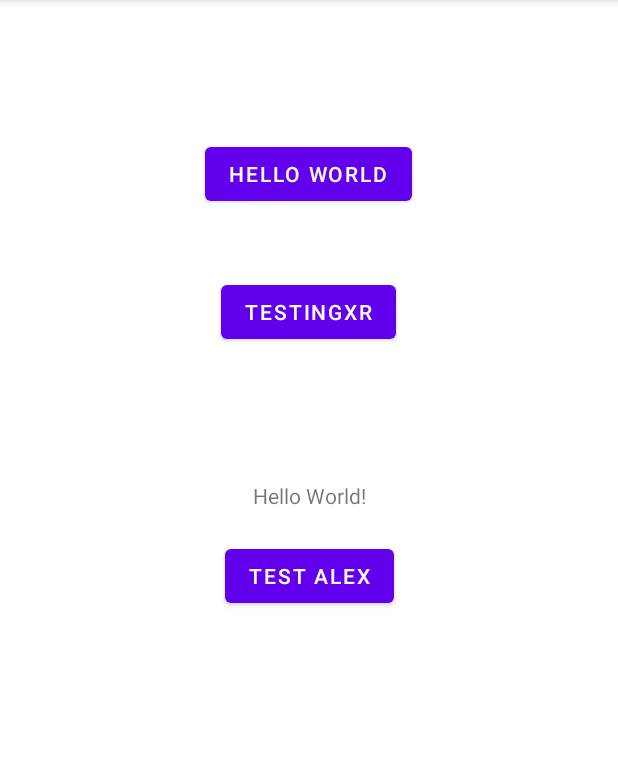
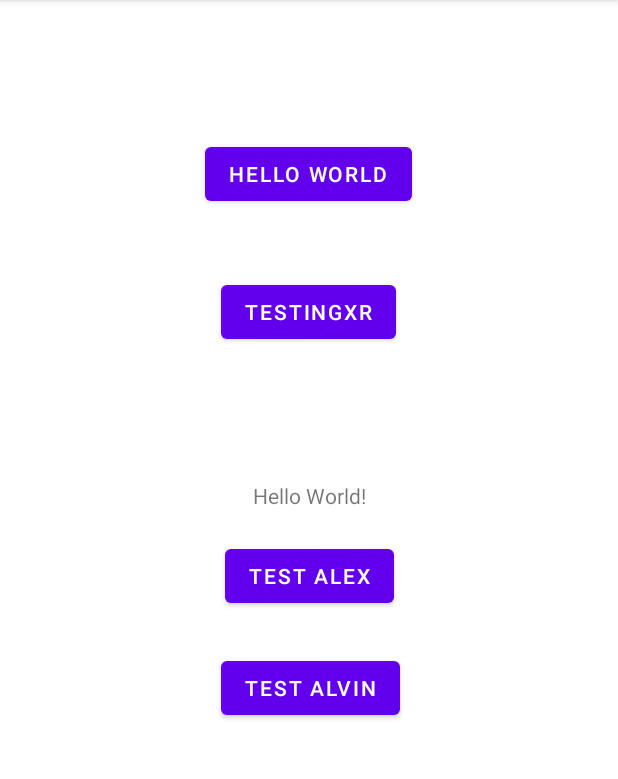
Before and after one commit to singggggg/MobileAssignment, an Android app: the screen it shows after launch (MainActivity), on a phone screen of 412 x 824 dp, the part 84-863 px from its top. Run offline under Robolectric (Android 15) with nearby library versions, the phone set to English and light mode, and no system bars.

Commit message:
Test alvin commit

```diff
--- a/app/src/main/res/layout/activity_main.xml
+++ b/app/src/main/res/layout/activity_main.xml
@@ -42,6 +42,18 @@
         android:id="@+id/button2"
         android:layout_width="wrap_content"
         android:layout_height="wrap_content"
+        android:text="Test Alvin"
+        app:layout_constraintBottom_toBottomOf="parent"
+        app:layout_constraintEnd_toEndOf="parent"
+        app:layout_constraintHorizontal_bias="0.503"
+        app:layout_constraintStart_toStartOf="parent"
+        app:layout_constraintTop_toTopOf="parent"
+        app:layout_constraintVertical_bias="0.604" />
+
+    <Button
+        android:id="@+id/button3"
+        android:layout_width="wrap_content"
+        android:layout_height="wrap_content"
         android:text="@string/testallex"
         app:layout_constraintBottom_toBottomOf="parent"
         app:layout_constraintEnd_toEndOf="parent"
```
Also changed, not shown: 1 other file.
